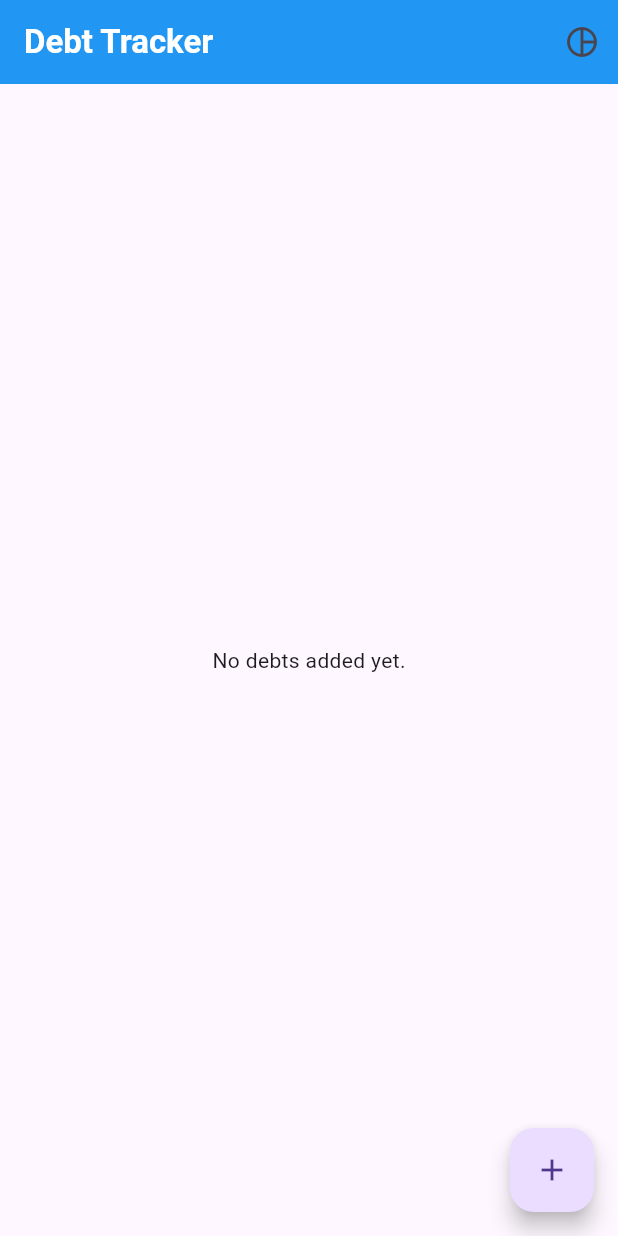
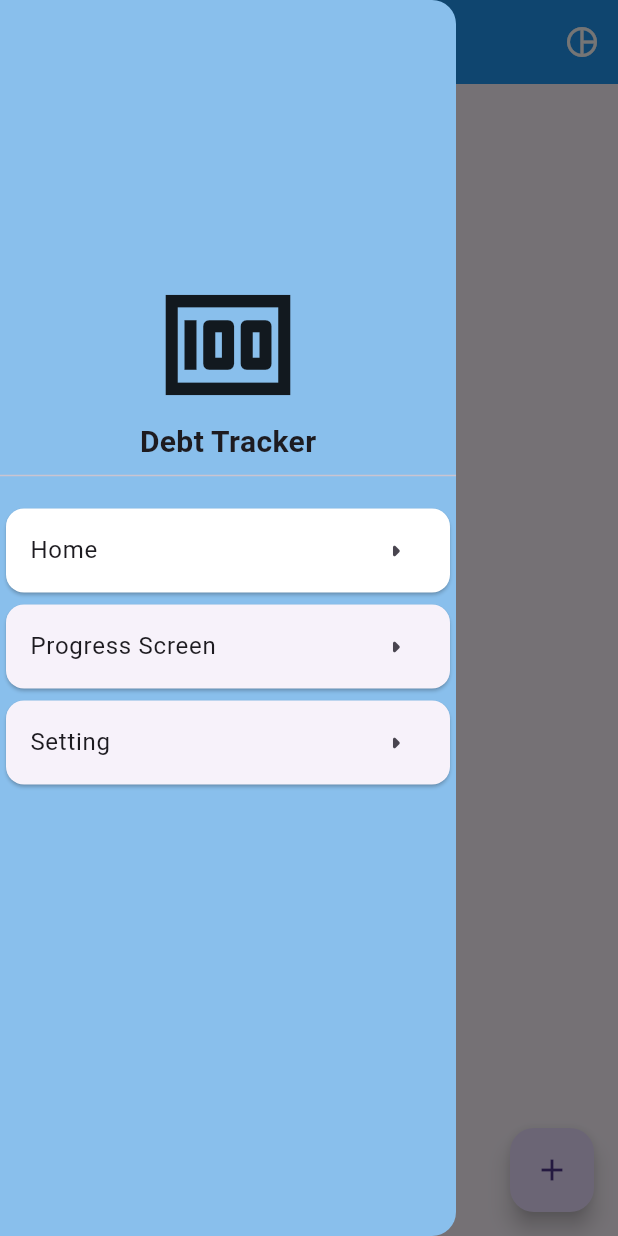
Before and after one commit to shobhitmh/Debt_Tracker, a Flutter app: the screen it shows after launch, with the side drawer open (before the commit the screen has no drawer), on a phone screen of 412 x 824 dp. Run offline on Flutter 3.47's test engine with Material 3 defaults, Android fonts, the phone set to English and light mode, and no system bars; our stand-ins replace fl_chart, flutter_local_notifications, hive, hive_flutter; accounts and stored records are empty.

Commit message:
DashBoard Added

```diff
--- a/lib/screens/home_screen.dart
+++ b/lib/screens/home_screen.dart
@@ -22,6 +22,65 @@ class _HomeScreenState extends State<HomeScreen> {
   @override
   Widget build(BuildContext context) {
     return Scaffold(
+      drawer: Drawer(
+        backgroundColor: Color.fromARGB(255, 137, 191, 236),
+        child: Column(
+          children: [
+            Padding(
+              padding: EdgeInsets.only(top: 180.0),
+              child: Column(
+                children: [
+                  Icon(
+                    Icons.money,
+                    size: 100,
+                  ),
+                  Text(
+                    'Debt Tracker',
+                    style: TextStyle(fontSize: 20, fontWeight: FontWeight.bold),
+                  ),
+                ],
+              ),
+            ),
+            Divider(),
+            SizedBox(
+              height: 10,
+            ),
+            Column(
+              children: [
+                Card(
+                  color: Colors.white,
+                  child: ListTile(
+                    onTap: () {
+                      Navigator.pop(context);
+                      Navigator.of(context).push(MaterialPageRoute(
+                          builder: (context) => HomeScreen()));
+                    },
+                    trailing: Icon(Icons.arrow_right_rounded),
+                    title: Text('Home'),
+                  ),
+                ),
+                Card(
+                  child: ListTile(
+                    onTap: () {
+                      Navigator.pop(context);
+                      Navigator.of(context).push(MaterialPageRoute(
+                          builder: (context) => ProgressScreen()));
+                    },
+                    trailing: Icon(Icons.arrow_right_rounded),
+                    title: Text('Progress Screen'),
+                  ),
+                ),
+                Card(
+                  child: ListTile(
+                    trailing: Icon(Icons.arrow_right_rounded),
+                    title: Text('Setting'),
+                  ),
+                ),
+              ],
+            )
+          ],
+        ),
+      ),
       appBar: AppBar(
         actions: [
           IconButton(
@@ -29,7 +88,10 @@ class _HomeScreenState extends State<HomeScreen> {
                 Navigator.of(context).push(
                     MaterialPageRoute(builder: (context) => ProgressScreen()));
               },
-              icon: Icon(Icons.pie_chart_outline))
+              icon: const Icon(
+                Icons.pie_chart_outline,
+                color: Colors.white,
+              ))
         ],
         backgroundColor: Colors.blue,
         title: Text(
```
